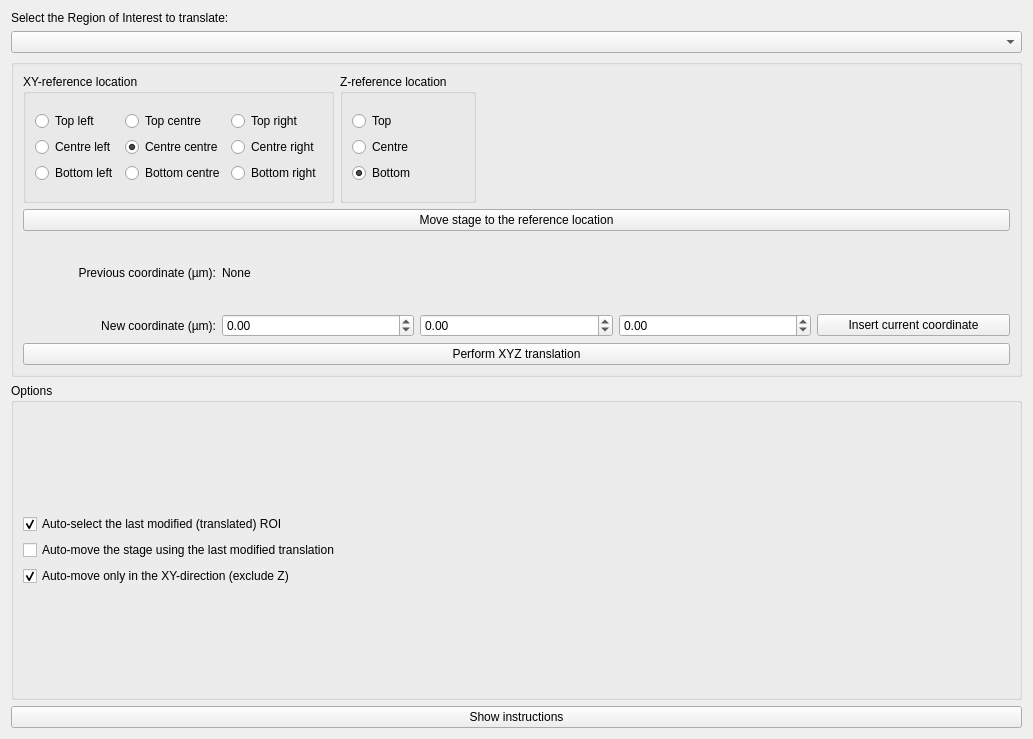
Old version of the form iris/resources/coordinate_modifiers/translator_xyz.ui in the repository The-Thomas-Lab-UCL/orm-iris.
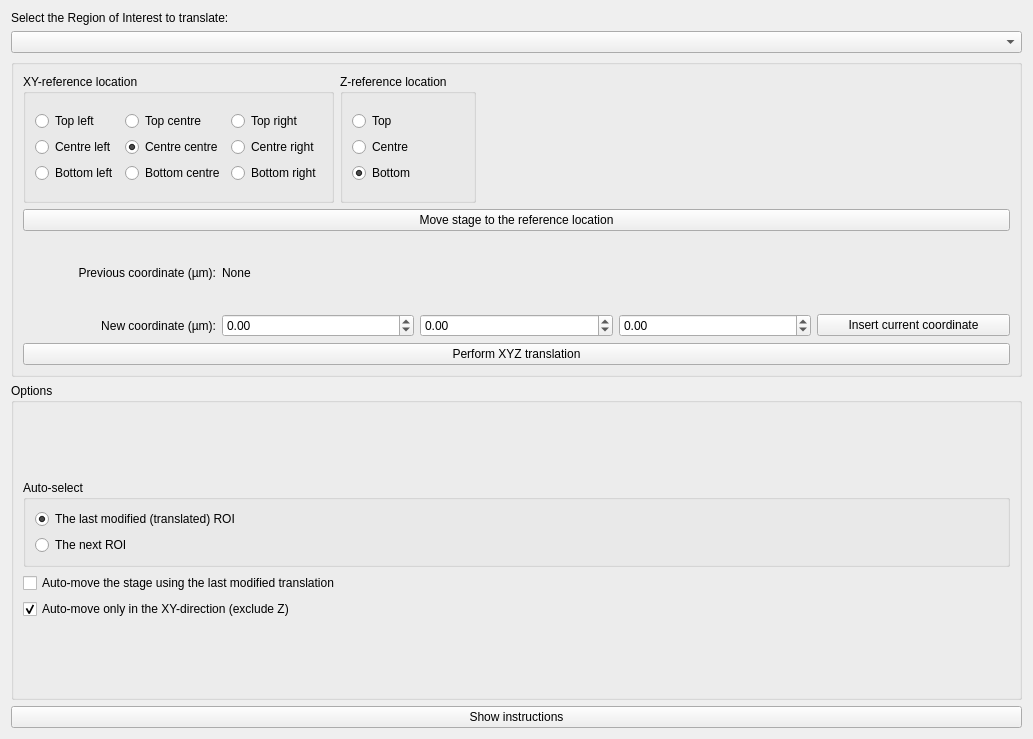
New version of the form.

Commit message: Bugfix: meaCoor modifier translator works now

Diff of the .ui file:
```diff
--- a/iris/resources/coordinate_modifiers/translator_xyz.ui
+++ b/iris/resources/coordinate_modifiers/translator_xyz.ui
@@ -293,13 +293,39 @@
         <item>
          <layout class="QVBoxLayout" name="verticalLayout">
           <item>
-           <widget class="QCheckBox" name="chk_autoSelect">
-            <property name="text">
-             <string>Auto-select the last modified (translated) ROI</string>
+           <widget class="QGroupBox" name="groupBox_5">
+            <property name="sizePolicy">
+             <sizepolicy hsizetype="Preferred" vsizetype="Fixed">
+              <horstretch>0</horstretch>
+              <verstretch>0</verstretch>
+             </sizepolicy>
             </property>
-            <property name="checked">
-             <bool>true</bool>
+            <property name="title">
+             <string>Auto-select</string>
             </property>
+            <layout class="QVBoxLayout" name="verticalLayout_9">
+             <item>
+              <layout class="QVBoxLayout" name="verticalLayout_8">
+               <item>
+                <widget class="QRadioButton" name="rad_autoSel_lastModified">
+                 <property name="text">
+                  <string>The last modified (translated) ROI</string>
+                 </property>
+                 <property name="checked">
+                  <bool>true</bool>
+                 </property>
+                </widget>
+               </item>
+               <item>
+                <widget class="QRadioButton" name="rad_autoSel_next">
+                 <property name="text">
+                  <string>The next ROI</string>
+                 </property>
+                </widget>
+               </item>
+              </layout>
+             </item>
+            </layout>
            </widget>
           </item>
           <item>
```
Left out of the diff: 1 changed line with no effect on the pictures. The commit also changes 2 other files.
